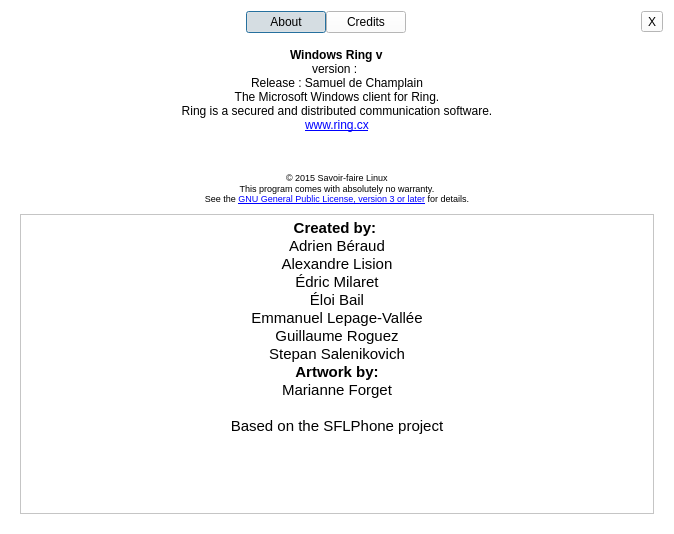
First picture: the form in aboutdialog.ui, repository savoirfairelinux/jami-client-windows, before the edit.
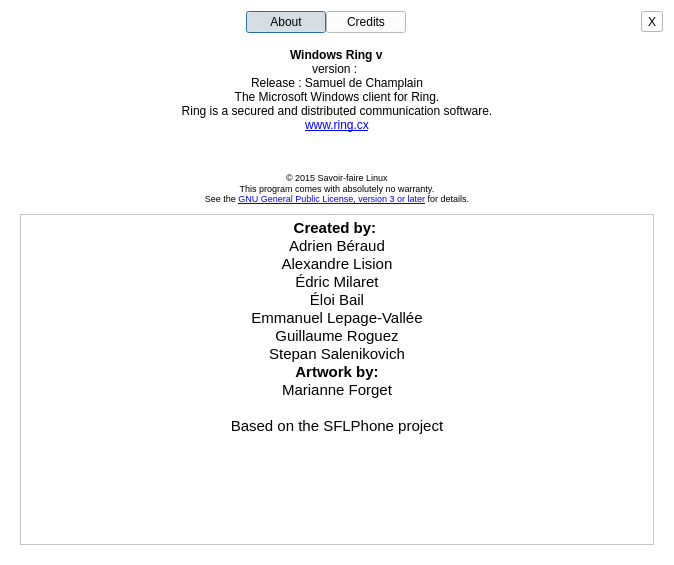
Second picture: the form after the edit. Icons and pictures are not drawn.

The edit to the form file:
```diff
--- a/aboutdialog.ui
+++ b/aboutdialog.ui
@@ -7,7 +7,7 @@
     <x>0</x>
     <y>0</y>
     <width>674</width>
-    <height>534</height>
+    <height>565</height>
    </rect>
   </property>
   <property name="sizePolicy">
```
